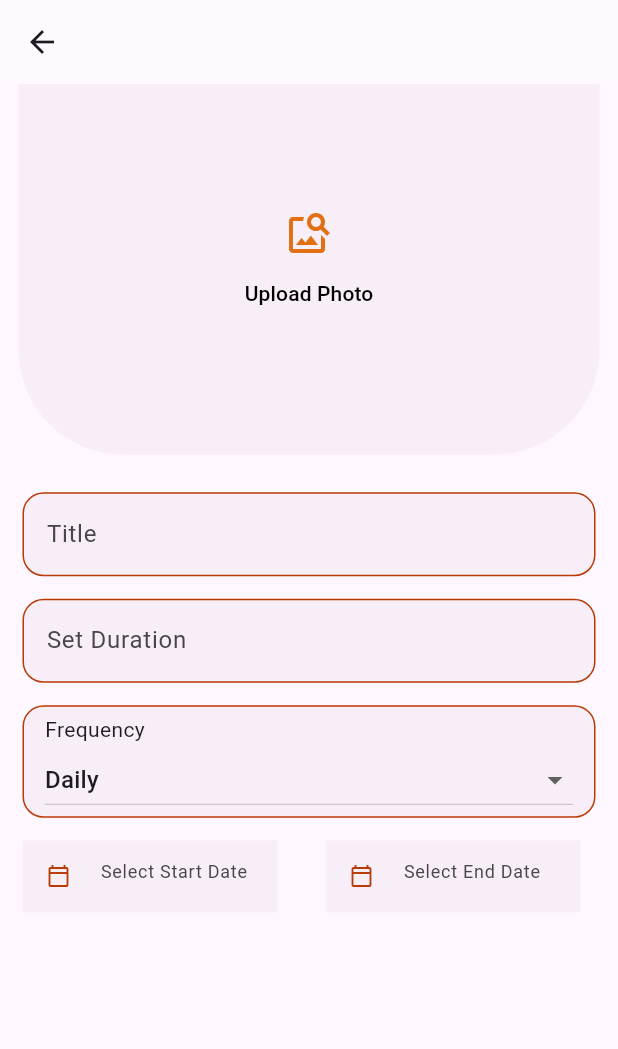
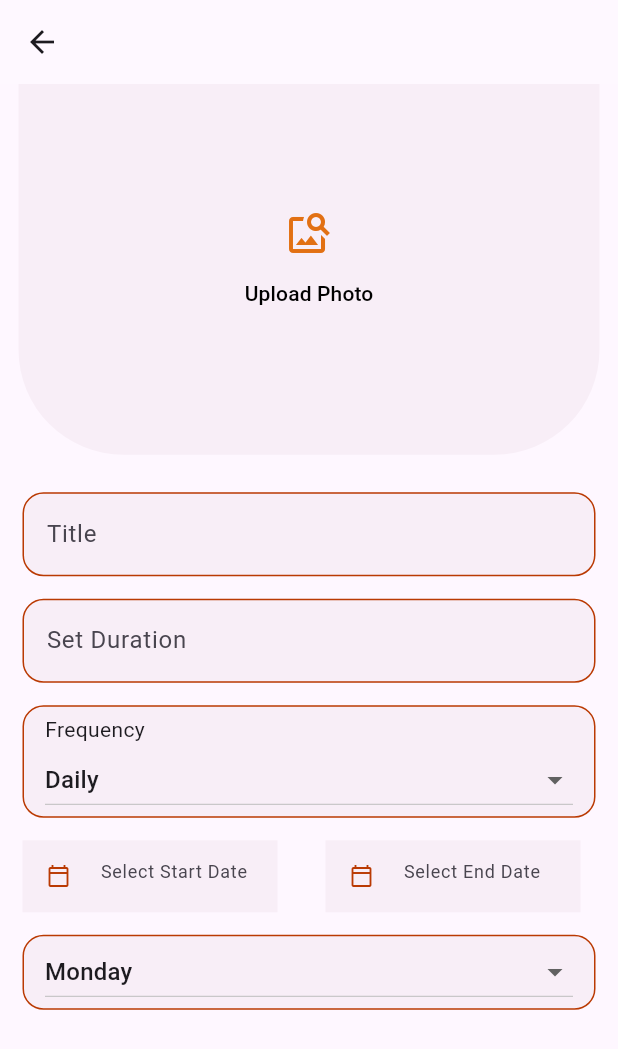
Before and after one commit to Sparklinglily/Habit-Tracker-App, a Flutter app: the AddHabitPage screen opened directly, after a tap on "Upload Photo", on a phone screen of 412 x 824 dp. Shown: the top 1049 px of the screen. Run offline on Flutter 3.47's test engine with Material 3 defaults, Android fonts, the phone set to English and light mode, and no system bars; our stand-ins replace cloud_firestore, email_validator, firebase_auth, firebase_core, flutter_slidable, get and 4 more; missing offline and left inert: dart:ffi; accounts and stored records are empty; network calls fail.

Commit message:
upload photo functionality

```diff
--- a/lib/presentation/views/addHabit/addHabitPage.dart
+++ b/lib/presentation/views/addHabit/addHabitPage.dart
@@ -18,8 +18,10 @@ class _AddHabitPageState extends State<AddHabitPage> {
   File? _pickedImage;
   File? get pickedImage => _pickedImage;
   final items = ['Daily', 'three times a week', 'five times a week, '];
+  final days = ['Monday', 'Tuesday', 'Wednesday', 'Thursday', 'Friday'];
 
   String selectedValue = 'Daily';
+  String selectedDay = 'Monday';
 
   @override
   Widget build(BuildContext context) {
@@ -43,8 +45,10 @@ class _AddHabitPageState extends State<AddHabitPage> {
                     color: Color.fromARGB(255, 248, 238, 247),
                     borderRadius: BorderRadius.only(
                         bottomRight: Radius.circular(70),
-                        bottomLeft: Radius.circular(70.0))),
-                child: Column(
+                        bottomLeft: Radius.circular(70.0)),
+                  ),
+                  child: _pickedImage == null
+                      ? Column(
                           mainAxisAlignment: MainAxisAlignment.center,
                           // crossAxisAlignment: CrossAxisAlignment.center,
                           children: [
@@ -62,8 +66,18 @@ class _AddHabitPageState extends State<AddHabitPage> {
                                   pickImage();
                                 }),
                           ],
+                        )
+                      : ClipRRect(
+                          borderRadius: const BorderRadius.only(
+                            bottomLeft: Radius.circular(70),
+                            bottomRight: Radius.circular(70),
                           ),
-              ),
+                          child: Image.file(
+                            _pickedImage!,
+                            width: double.infinity,
+                            height: double.infinity,
+                            fit: BoxFit.cover,
+                          ))),
               const SizedBox(
                 height: 25,
               ),
@@ -179,6 +193,33 @@ class _AddHabitPageState extends State<AddHabitPage> {
                       ),
                     ]),
               ),
+              SizedBox(height: 15),
+              Padding(
+                padding: const EdgeInsets.only(left: 15, right: 15),
+                child: Container(
+                  padding: const EdgeInsets.symmetric(horizontal: 14),
+                  decoration: BoxDecoration(
+                      color: const Color.fromARGB(255, 248, 238, 247),
+                      borderRadius: BorderRadius.circular(14),
+                      border: Border.all(
+                        width: 1,
+                        color: primaryDark,
+                      )),
+                  child: DropdownButton<String>(
+                      isExpanded: true,
+                      value: selectedDay,
+                      items: days
+                          .map<DropdownMenuItem<String>>((String value) =>
+                              DropdownMenuItem<String>(
+                                  value: value, child: Text(value)))
+                          .toList(),
+                      onChanged: (String? newValue) {
+                        setState(() {
+                          selectedDay = newValue!;
+                        });
+                      }),
+                ),
+              ),
             ],
           ),
         ),
@@ -187,11 +228,13 @@ class _AddHabitPageState extends State<AddHabitPage> {
   }
 
   Future<void> pickImage() async {
-    final picker = ImagePicker();
+    final ImagePicker picker = ImagePicker();
     final pickedFile = await picker.pickImage(source: ImageSource.gallery);
 
     if (pickedFile != null) {
+      setState(() {
         _pickedImage = File(pickedFile.path);
+      });
       //notifyListeners();
     }
   }
```
Lines whose indentation alone changed are shown as unchanged.
